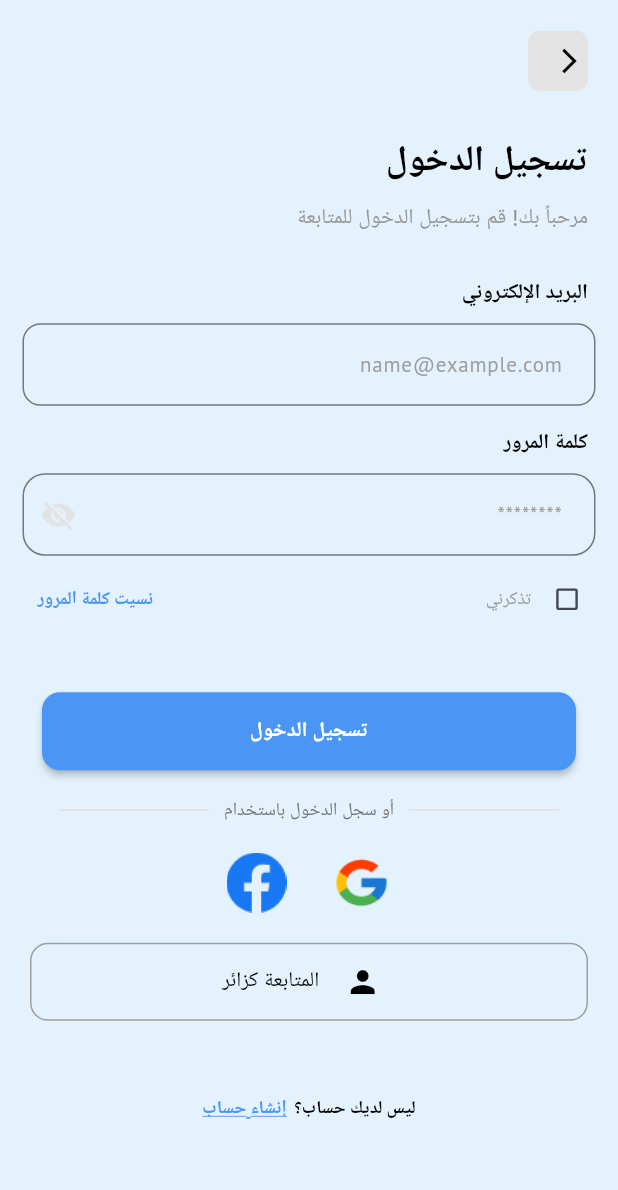
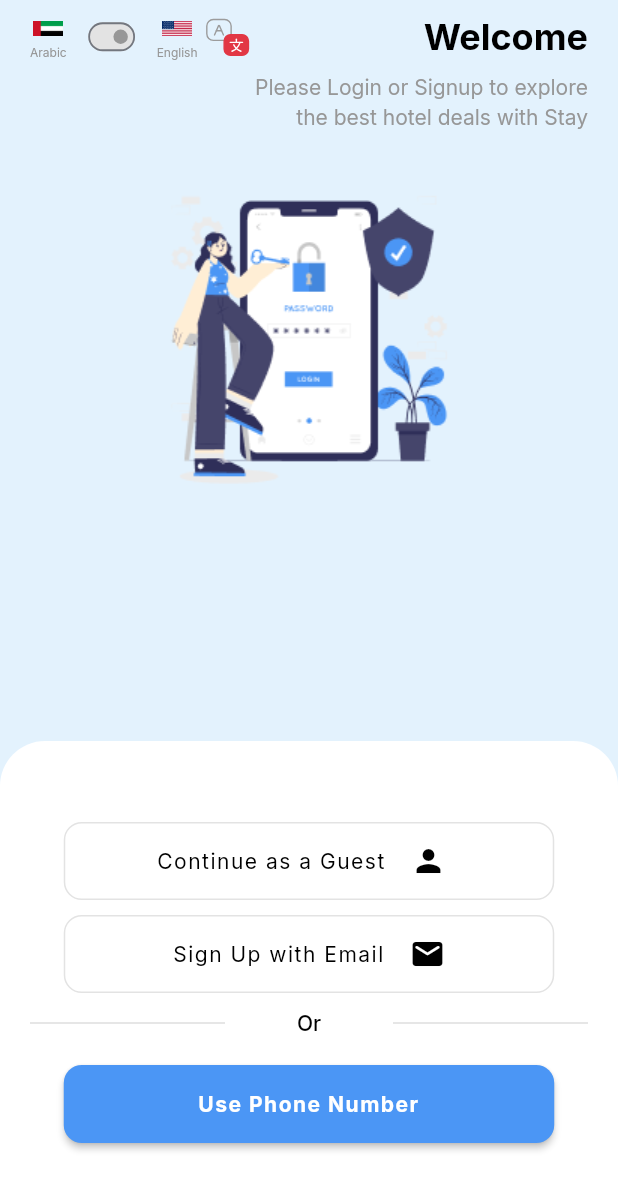
Before and after one commit to faysalzaman/stay, a Flutter app: the screen it shows after launch, after a tap on "العربية", after a tap on "متابعة", on a phone screen of 412 x 824 dp. Shown: the top 1190 px of the screen. Run offline on Flutter 3.47's test engine with Material 3 defaults, Android fonts, the phone set to English and light mode, and no system bars; our stand-ins replace easy_localization, google_fonts, lottie, nb_utils, page_transition, pinput; network calls fail.

Commit message:
new update

```diff
--- /dev/null
+++ b/lib/screens/auth/Welcomeback/welcomeback_screen.dart
@@ -0,0 +1,263 @@
+import 'package:flutter/material.dart';
+import 'package:lottie/lottie.dart';
+import 'package:stay/screens/auth/EmailAuth/signup_screen.dart';
+import 'package:stay/screens/auth/PhoneNumberAuth/phonenumber_screen.dart';
+import 'package:stay/screens/home/home_screen.dart';
+import 'package:stay/utils/app_colors.dart';
+import 'package:stay/utils/app_navigator.dart';
+import 'package:stay/widgets/ElevatedButtonWidget.dart';
+
+import 'package:stay/widgets/text_widget.dart';
+
+class WelcomeBackScreen extends StatefulWidget {
+  const WelcomeBackScreen({super.key});
+
+  @override
+  State<WelcomeBackScreen> createState() => _WelcomeBackScreenState();
+}
+
+class _WelcomeBackScreenState extends State<WelcomeBackScreen> {
+  bool _switchValue = false;
+
+  @override
+  Widget build(BuildContext context) {
+    return Scaffold(
+      backgroundColor: AppColors.lightBlue,
+      appBar: AppBar(
+        backgroundColor: AppColors.lightBlue,
+        toolbarHeight: 0.5,
+      ),
+      body: Column(
+        mainAxisAlignment: MainAxisAlignment.spaceBetween,
+        children: [
+          Column(
+            crossAxisAlignment: CrossAxisAlignment.start,
+            children: [
+              Padding(
+                  padding: EdgeInsets.symmetric(
+                    horizontal: 20,
+                  ),
+                  child: Row(
+                    mainAxisAlignment: MainAxisAlignment.spaceBetween,
+                    children: [
+                      AppText.heading("Welcome",
+                          maxline: 2, textAlign: TextAlign.center),
+                      Row(
+                        children: [
+                          Lottie.asset(
+                            'assets/lottie/language.json',
+                            fit: BoxFit.contain,
+                            height: 40,
+                          ),
+                          Column(
+                            children: [
+                              Image.asset(
+                                "assets/images/us_flag.png",
+                                height: 20,
+                                width: 20,
+                              ),
+                              AppText.normal(
+                                "English",
+                                fontsize: 8,
+                                color: AppColors.onboadingsubtextcolor,
+                              ),
+                            ],
+                          ),
+                          Transform.scale(
+                            scale: 0.6, // Scale down the switch size
+                            child: Switch(
+                              activeColor: AppColors.bgcolor,
+                              inactiveTrackColor:
+                              AppColors.onboardingarrowbackcolor,
+                              inactiveThumbColor:
+                              AppColors.onboadingsubtextcolor,
+                              value: _switchValue,
+                              onChanged: (value) {
+                                setState(() {
+                                  _switchValue = value;
+                                });
+                              },
+                            ),
+                          ),
+                          Column(
+                            children: [
+                              Image.asset(
+                                "assets/images/uae_flag.png",
+                                height: 20,
+                                width: 20,
+                              ),
+                              AppText.normal(
+                                "Arabic",
+                                fontsize: 8,
+                                color: AppColors.onboadingsubtextcolor,
+                              ),
+                            ],
+                          ),
+                        ],
+                      )
+                    ],
+                  )),
+              SizedBox(
+                height: 0,
+              ),
+              Padding(
+                padding: EdgeInsets.symmetric(
+                  horizontal: 20,
+                ),
+                child: AppText.subHeading(
+                  "Please Login or Signup to explore \nthe best hotel deals with Stay",
+                  maxline: 2,
+                  color: AppColors.onboadingsubtextcolor,
+                ),
+              ),
+              SizedBox(
+                height: 20,
+              ),
+              Center(child: Image.asset("assets/images/wl.png")),
+            ],
+          ),
+          Align(
+            alignment: Alignment.bottomCenter,
+            child: Container(
+              width: double.infinity,
+              height: 330,
+              decoration: BoxDecoration(
+                color: Colors.white,
+                borderRadius: BorderRadius.only(
+                  topLeft: Radius.circular(30),
+                  topRight: Radius.circular(30),
+                ),
+              ),
+              child: Padding(
+                padding: const EdgeInsets.symmetric(
+                  horizontal: 10.0,
+                ),
+                child: Column(
+                  mainAxisAlignment: MainAxisAlignment.center,
+                  children: [
+                    GestureDetector(
+                      onTap: () {
+                        AppNavigator.pushReplacement(
+                            context, const HomeScreen());
+                      },
+                      child: Container(
+                        width: 327,
+                        height: 52,
+                        decoration: BoxDecoration(
+                          borderRadius: BorderRadius.circular(12),
+                          border: Border.all(
+                              color: AppColors.onboardingarrowbackcolor),
+                        ),
+                        child: Center(
+                          child: Row(
+                            mainAxisAlignment: MainAxisAlignment.center,
+                            children: [
+                              SizedBox(
+                                width: 10,
+                              ),
+                              Icon(
+                                Icons.person,
+                                color: Colors.black,
+                              ),
+                              SizedBox(
+                                width: 17,
+                              ),
+                              AppText.subHeading(
+                                "Continue as a Guest",
+                                letterSpacing: 1.0,
+                                color: Colors.black,
+                                textAlign: TextAlign.center,
+                              ),
+                            ],
+                          ),
+                        ),
+                      ),
+                    ),
+                    SizedBox(
+                      height: 10,
+                    ),
+                    GestureDetector(
+                      onTap: () {
+                        AppNavigator.push(context, const SignupScreen());
+                      },
+                      child: Container(
+                        width: 327,
+                        height: 52,
+                        decoration: BoxDecoration(
+                          borderRadius: BorderRadius.circular(12),
+                          border: Border.all(
+                              color: AppColors.onboardingarrowbackcolor),
+                        ),
+                        child: Center(
+                          child: Row(
+                            mainAxisAlignment: MainAxisAlignment.center,
+                            children: [
+                              Icon(
+                                Icons.email_rounded,
+                                color: Colors.black,
+                              ),
+                              SizedBox(
+                                width: 17,
+                              ),
+                              AppText.subHeading(
+                                "Sign Up with Email",
+                                letterSpacing: 1.0,
+                                color: Colors.black,
+                                textAlign: TextAlign.center,
+                              ),
+                            ],
+                          ),
+                        ),
+                      ),
+                    ),
+                    SizedBox(
+                      height: 10,
+                    ),
+                    Padding(
+                      padding: const EdgeInsets.symmetric(horizontal: 10.0),
+                      child: Row(
+                        mainAxisAlignment: MainAxisAlignment.spaceBetween,
+                        children: [
+                          Container(
+                            width: 130,
+                            height: 1.2,
+                            color: AppColors.onboardingarrowbackcolor,
+                          ),
+                          AppText.subHeading("Or", fontWeight: FontWeight.w500),
+                          Container(
+                            width: 130,
+                            height: 1.2,
+                            color: AppColors.onboardingarrowbackcolor,
+                          ),
+                        ],
+                      ),
+                    ),
+                    SizedBox(
+                      height: 10,
+                    ),
+                    ElevatedButtonWidget(
+                      buttonBackgroundColor: AppColors.bgcolor,
+                      buttonHeight: 52,
+                      buttonWidth: 327,
+                      buttonborderRadius: 12,
+                      onPressed: () {
+                        AppNavigator.push(context, const PhonenumberScreen());
+                      },
+                      child: AppText.heading(
+                        "Use Phone Number",
+                        letterSpacing: 1.0,
+                        fontsize: 14,
+                        color: Colors.white,
+                        textAlign: TextAlign.center,
+                      ),
+                    ),
+                  ],
+                ),
+              ),
+            ),
+          )
+        ],
+      ),
+    );
+  }
+}
--- a/lib/screens/localization_screen/select_language_screen.dart
+++ b/lib/screens/localization_screen/select_language_screen.dart
@@ -3,6 +3,7 @@ import 'dart:math';
 import 'package:flutter/material.dart';
 import 'package:easy_localization/easy_localization.dart';
 import 'package:stay/screens/auth/EmailAuth/signin_screen.dart';
+import 'package:stay/screens/auth/Welcomeback/welcomeback_screen.dart';
 import 'package:stay/utils/app_colors.dart';
 import 'package:stay/utils/app_navigator.dart';
 import 'package:lottie/lottie.dart';
@@ -100,7 +101,7 @@ class SelectLanguageScreen extends StatelessWidget {
               padding: const EdgeInsets.all(16),
               child: ElevatedButton(
                 onPressed: () {
-                  AppNavigator.push(context, const SigninScreen());
+                  AppNavigator.push(context, const WelcomeBackScreen());
                 },
                 style: ElevatedButton.styleFrom(
                   backgroundColor: AppColors.primary,
```
